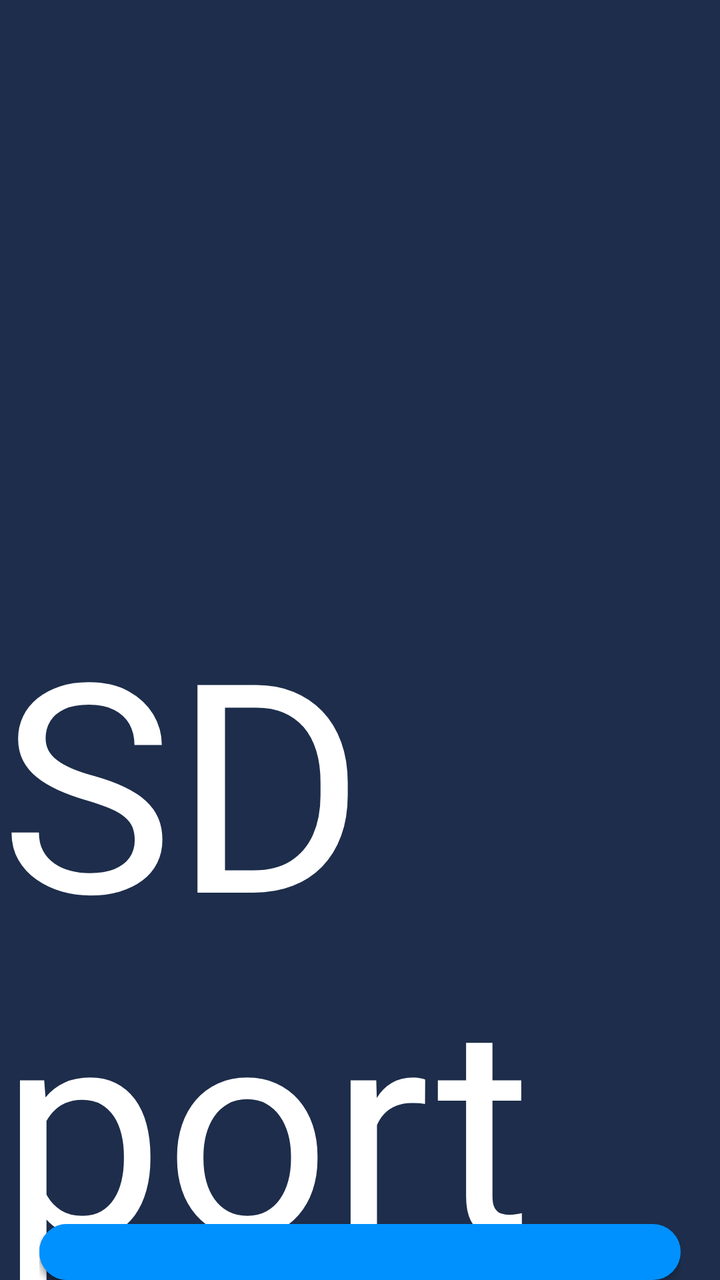
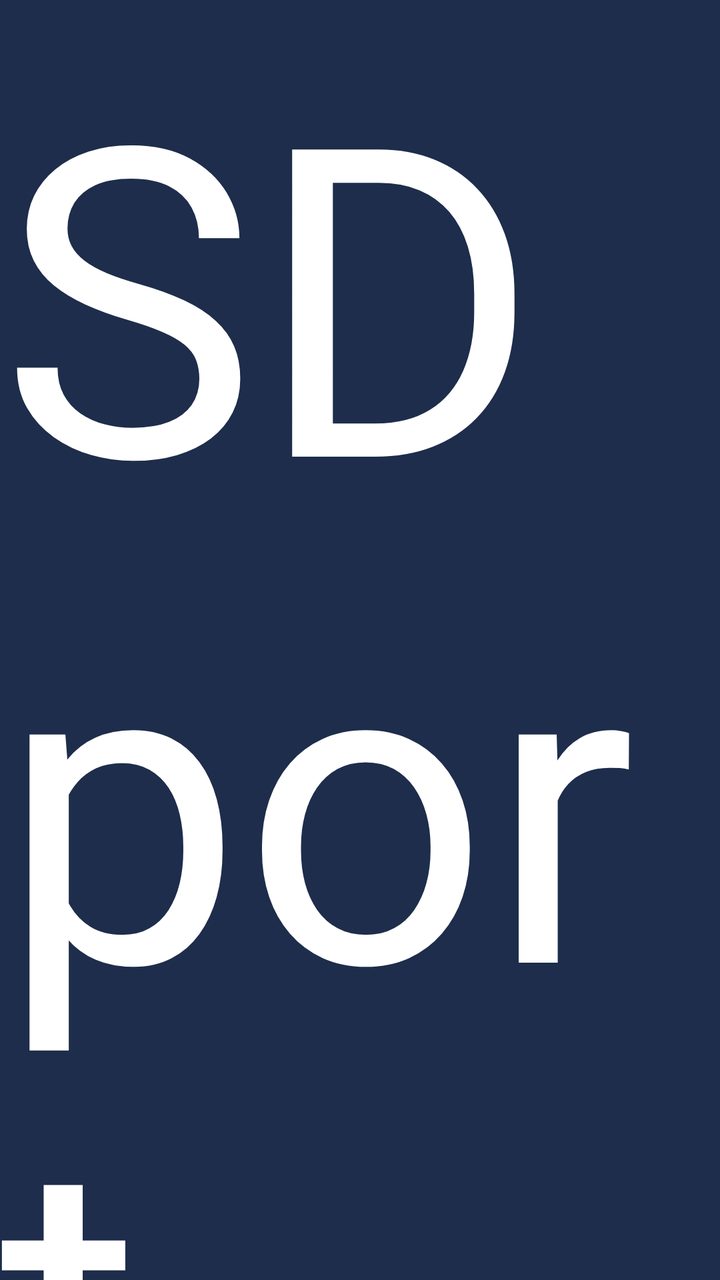

Before-and-after screenshots of an Android layout around one commit, followed by the original layout XML and the change that was made.
<!-- AndroidManifest.xml: application theme NoTitle -->
<!-- res/layout/acticity_sd_interface.xml -->
<?xml version="1.0" encoding="utf-8"?>
<RelativeLayout xmlns:android="http://schemas.android.com/apk/res/android"
    xmlns:app="http://schemas.android.com/apk/res-auto"
    xmlns:tools="http://schemas.android.com/tools"
    android:layout_width="match_parent"
    android:layout_height="match_parent"
    android:background="@color/colorMain">

    <TextView
        android:layout_width="wrap_content"
        android:layout_height="wrap_content"
        android:layout_centerHorizontal="true"
        android:layout_marginTop="50mm"
        android:text="@string/sdport_name"
        android:textColor="@color/white"
        android:textSize="25mm" />

    <androidx.recyclerview.widget.RecyclerView
        android:id="@+id/rct_progr"
        android:layout_width="wrap_content"
        android:layout_height="wrap_content"
        android:layout_centerInParent="true"
        app:layoutManager="androidx.recyclerview.widget.LinearLayoutManager" />

    <RelativeLayout
        android:layout_width="wrap_content"
        android:layout_height="wrap_content"
        android:layout_below="@id/rct_progr"
        android:layout_centerHorizontal="true"
        android:layout_marginLeft="300mm"
        android:layout_marginTop="50mm"
        android:layout_marginRight="300mm">


        <Button
            android:textColor="@color/white"
            android:id="@+id/failure_button"
            android:layout_width="wrap_content"
            android:layout_height="wrap_content"
            android:layout_alignParentLeft="true"
            android:background="@drawable/r_button_bg"
            android:text="@string/Failed"
            android:textSize="15mm" />


        <Button
            android:id="@+id/through_button"
            android:layout_width="wrap_content"
            android:layout_height="wrap_content"
            android:layout_alignParentRight="true"
            android:background="@drawable/r_button_bg"
            android:text="@string/Passed"
            android:textSize="15mm" />
    </RelativeLayout>

</RelativeLayout>
<!-- resources referenced by this layout -->
<resources>
  <color name="colorMain">#1D2D4B</color>
  <color name="white">#FFFFFFFF</color>
  <!-- drawable r_button_bg (drawable) -->
  <?xml version="1.0" encoding="utf-8"?>
  <shape
      xmlns:android="http://schemas.android.com/apk/res/android">
      
      <solid
          android:color="@color/colorMainButton" />
      
      <stroke
          android:width="1dp"
          android:color="@color/colorMainButton" />
      
      <size android:height="4mm"/>
      
      <corners
          android:radius="7mm"/>
  
  </shape>
  <string name="Failed">Failed</string>
  <string name="Passed">Passed</string>
  <string name="sdport_name">SD port</string>
  <style name="NoTitle" parent="Theme.AppCompat.Light.NoActionBar">
          <item name="colorPrimary">@color/colorMain</item>
          <item name="colorPrimaryDark">@color/colorMain</item>
          <item name="colorAccent">@color/colorMain</item>
      </style>
  <color name="colorMainButton">#0091FF</color>
</resources>

<!-- the commit's change to res/layout/acticity_sd_interface.xml (unified diff, before → after) -->
@@ -1,17 +1,37 @@
 <?xml version="1.0" encoding="utf-8"?>
-<RelativeLayout xmlns:android="http://schemas.android.com/apk/res/android"
+<LinearLayout xmlns:android="http://schemas.android.com/apk/res/android"
     xmlns:app="http://schemas.android.com/apk/res-auto"
     xmlns:tools="http://schemas.android.com/tools"
     android:layout_width="match_parent"
     android:layout_height="match_parent"
-    android:background="@color/colorMain">
+    android:background="@color/colorMain"
+    android:orientation="vertical">
+
+    <RelativeLayout
+        android:id="@+id/relativeLayout2"
+        android:layout_width="match_parent"
+        android:layout_height="116mm"
+        app:layout_constraintEnd_toEndOf="parent"
+        app:layout_constraintStart_toStartOf="parent"
+        app:layout_constraintTop_toTopOf="parent">
+
+        <TextView
+            android:layout_width="wrap_content"
+            android:layout_height="wrap_content"
+            android:layout_centerInParent="true"
+            android:text="@string/sdport_name"
+            android:textColor="@color/white"
+            android:textSize="37mm" />
+
+
+    </RelativeLayout>
 
     <TextView
         android:layout_width="wrap_content"
         android:layout_height="wrap_content"
-        android:layout_centerHorizontal="true"
-        android:layout_marginTop="50mm"
-        android:text="@string/sdport_name"
+        android:layout_gravity="center"
+        android:layout_marginTop="24mm"
+        android:text="@string/SD_card_ports"
         android:textColor="@color/white"
         android:textSize="25mm" />
 
@@ -20,7 +40,18 @@
         android:layout_width="wrap_content"
         android:layout_height="wrap_content"
         android:layout_centerInParent="true"
+        android:layout_gravity="center"
+        android:layout_marginTop="24mm"
         app:layoutManager="androidx.recyclerview.widget.LinearLayoutManager" />
+
+    <TextView
+        android:layout_width="wrap_content"
+        android:layout_height="wrap_content"
+        android:layout_gravity="center"
+        android:layout_marginTop="40mm"
+        android:text="@string/expected_Passed"
+        android:textColor="@color/white"
+        android:textSize="25mm" />
 
     <RelativeLayout
         android:layout_width="wrap_content"
@@ -33,24 +64,27 @@
 
 
         <Button
-            android:textColor="@color/white"
             android:id="@+id/failure_button"
-            android:layout_width="wrap_content"
-            android:layout_height="wrap_content"
+            android:layout_width="121mm"
+            android:layout_height="55mm"
             android:layout_alignParentLeft="true"
             android:background="@drawable/r_button_bg"
             android:text="@string/Failed"
-            android:textSize="15mm" />
+            android:textAllCaps="false"
+            android:textColor="@color/white"
+            android:textSize="25mm" />
 
 
         <Button
             android:id="@+id/through_button"
-            android:layout_width="wrap_content"
-            android:layout_height="wrap_content"
+            android:layout_width="121mm"
+            android:layout_height="55mm"
             android:layout_alignParentRight="true"
             android:background="@drawable/r_button_bg"
             android:text="@string/Passed"
-            android:textSize="15mm" />
+            android:textAllCaps="false"
+            android:textColor="@color/white"
+            android:textSize="25mm" />
     </RelativeLayout>
 
-</RelativeLayout>
+</LinearLayout>
<!-- resource entries referenced after the edit -->
@@ -17,11 +17,13 @@
       <size android:height="4mm"/>
       
       <corners
-          android:radius="7mm"/>
+          android:radius="7dp"/>
   
   </shape>
   <string name="Failed">Failed</string>
   <string name="Passed">Passed</string>
+  <string name="SD_card_ports">Plug a SD card into SD card ports</string>
+  <string name="expected_Passed">If the result is expected, click “Passed”, otherwise click “Failed”</string>
   <string name="sdport_name">SD port</string>
   <style name="NoTitle" parent="Theme.AppCompat.Light.NoActionBar">
           <item name="colorPrimary">@color/colorMain</item>
